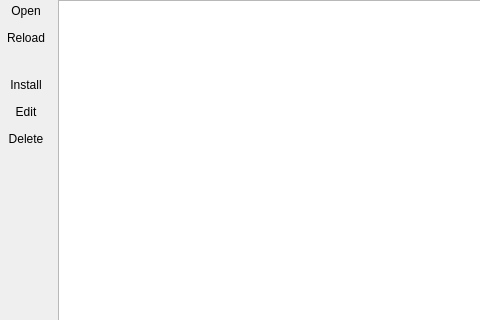
First picture: the form in src/OplPcTools/UI/GameCollectionWidget.ui, repository brainstream/OPL-PC-Tools, before the edit; both pictures show x 0 to 480 and y 0 to 320 of the 944 by 629 pixel window.
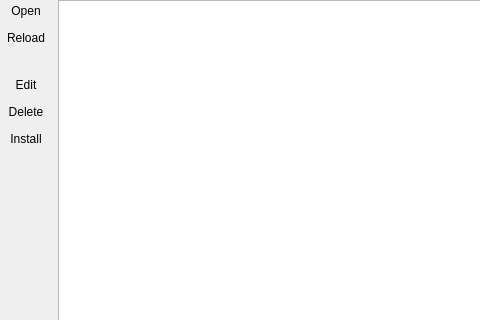
Second picture: the form after the edit. Icons and pictures are not drawn.

Commit message: Game cover displayed

Patch:
```diff
--- a/src/OplPcTools/UI/GameCollectionWidget.ui
+++ b/src/OplPcTools/UI/GameCollectionWidget.ui
@@ -126,36 +126,6 @@
         </property>
        </spacer>
       </item>
-      <item>
-       <widget class="QToolButton" name="btn_install">
-        <property name="sizePolicy">
-         <sizepolicy hsizetype="Expanding" vsizetype="Preferred">
-          <horstretch>0</horstretch>
-          <verstretch>0</verstretch>
-         </sizepolicy>
-        </property>
-        <property name="text">
-         <string>Install</string>
-        </property>
-        <property name="icon">
-         <iconset theme="list-add">
-          <normalon>:/icons/list-add</normalon>
-         </iconset>
-        </property>
-        <property name="iconSize">
-         <size>
-          <width>32</width>
-          <height>32</height>
-         </size>
-        </property>
-        <property name="toolButtonStyle">
-         <enum>Qt::ToolButtonTextUnderIcon</enum>
-        </property>
-        <property name="autoRaise">
-         <bool>true</bool>
-        </property>
-       </widget>
-      </item>
       <item>
        <widget class="QToolButton" name="btn_edit">
         <property name="sizePolicy">
@@ -216,6 +186,36 @@
         </property>
        </widget>
       </item>
+      <item>
+       <widget class="QToolButton" name="btn_install">
+        <property name="sizePolicy">
+         <sizepolicy hsizetype="Expanding" vsizetype="Preferred">
+          <horstretch>0</horstretch>
+          <verstretch>0</verstretch>
+         </sizepolicy>
+        </property>
+        <property name="text">
+         <string>Install</string>
+        </property>
+        <property name="icon">
+         <iconset theme="list-add">
+          <normalon>:/icons/list-add</normalon>
+         </iconset>
+        </property>
+        <property name="iconSize">
+         <size>
+          <width>32</width>
+          <height>32</height>
+         </size>
+        </property>
+        <property name="toolButtonStyle">
+         <enum>Qt::ToolButtonTextUnderIcon</enum>
+        </property>
+        <property name="autoRaise">
+         <bool>true</bool>
+        </property>
+       </widget>
+      </item>
       <item>
        <spacer name="spacer_2">
         <property name="orientation">
```
The commit also changes 3 other files.
